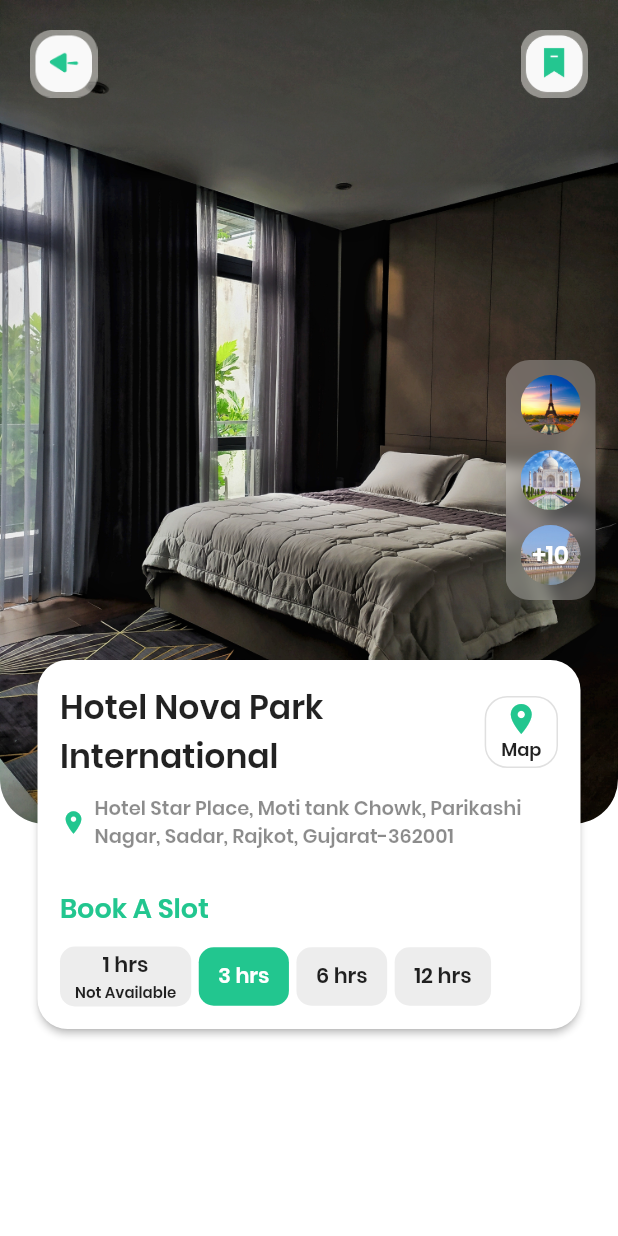
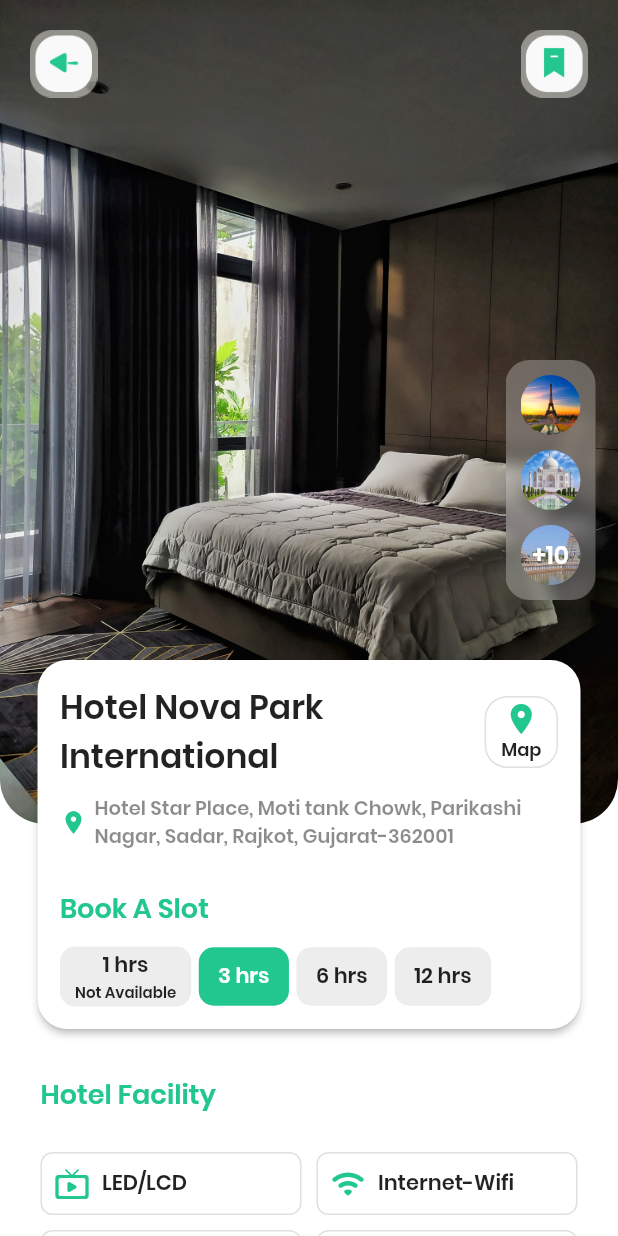
Before and after one commit to NishchayDixit/gir_hotel_booking, a Flutter app: the screen it shows after launch, on a phone screen of 412 x 824 dp. Run offline on Flutter 3.47's test engine with Material 2 defaults, Android fonts, the phone set to English and light mode, and no system bars.

Commit message:
Added hotel facility component in Hotel Details Screen

```diff
--- a/lib/hotel_details_screen.dart
+++ b/lib/hotel_details_screen.dart
@@ -12,7 +12,8 @@ class HotelDetailsScreen extends StatelessWidget {
       child: SafeArea(
         child: Scaffold(
           backgroundColor: Colors.transparent,
-          body: Column(
+          body: SingleChildScrollView(
+            child: Column(
               children: <Widget>[
                 Stack(
                   children: <Widget>[
@@ -30,14 +31,16 @@ class HotelDetailsScreen extends StatelessWidget {
                     customImagePanel(),
                   ],
                 ),
+                hotelFacilityComponentDesign(),
               ],
+            ),
           ),
         ),
       ),
     );
   }
 
-  //region HOTELCARD DESIGN
+  //region HOTEL-CARD DESIGN
   Widget customCard() {
     return Container(
       margin: const EdgeInsets.only(top: 440.0),
@@ -168,6 +171,7 @@ class HotelDetailsScreen extends StatelessWidget {
       ),
     );
   }
+
   //endregion
 
   //region SIDEIMAGES PANEL
@@ -266,6 +270,7 @@ class HotelDetailsScreen extends StatelessWidget {
       ],
     );
   }
+
   //endregion
 
   //region SLOTBOOKINGWIDGET
@@ -304,9 +309,10 @@ class HotelDetailsScreen extends StatelessWidget {
       ),
     );
   }
+
   //endregion
 
-  //region CUSTOMAPPBAR
+  //region CUSTOM-APPBAR
   Widget customAppBar() {
     return Container(
       padding: const EdgeInsets.all(20.0),
@@ -327,5 +333,81 @@ class HotelDetailsScreen extends StatelessWidget {
       ),
     );
   }
+
   //endregion
+
+  Widget hotelFacilityComponentDesign() {
+    return Container(
+      margin: const EdgeInsets.symmetric(horizontal: 27.0, vertical: 30.0),
+      child: Column(
+        crossAxisAlignment: CrossAxisAlignment.start,
+        children: <Widget>[
+          const Text(
+            'Hotel Facility',
+            style: TextStyle(
+              fontSize: 18.0,
+              color: Color.fromARGB(255, 34, 198, 143),
+            ),
+          ),
+          Container(
+            margin: const EdgeInsets.only(top: 20.0),
+            child: Row(
+              children: <Widget>[
+                Expanded(
+                  child: Column(
+                    children: <Widget>[
+                      customContainerOfFacilities(icon: Icons.live_tv_rounded, color: const Color.fromARGB(255, 34, 198, 143), text: 'LED/LCD'),
+                      customContainerOfFacilities(icon: Icons.air_outlined, color: const Color.fromARGB(255, 34, 198, 143), text: 'Air Conditioner'),
+                      customContainerOfFacilities(icon: Icons.bathtub_rounded, color: const Color.fromARGB(255, 34, 198, 143), text: 'Bathroom Kit'),
+                      customContainerOfFacilities(icon: Icons.medical_services_rounded, color: const Color.fromARGB(255, 34, 198, 143), text: 'First aid kit'),
+                    ],
+                  ),
+                ),
+                const SizedBox(
+                  width: 10.0,
+                ),
+                Expanded(
+                  child: Column(
+                    children: <Widget>[
+                      customContainerOfFacilities(icon: Icons.wifi_rounded, color: const Color.fromARGB(255, 34, 198, 143), text: 'Internet-Wifi'),
+                      customContainerOfFacilities(icon: Icons.phone_in_talk, color: const Color.fromARGB(255, 34, 198, 143), text: 'Intercom'),
+                      customContainerOfFacilities(icon: Icons.back_hand_rounded, color: const Color.fromARGB(255, 34, 198, 143), text: 'Sanitization'),
+                      customContainerOfFacilities(icon: Icons.directions_car_filled_rounded, color: const Color.fromARGB(255, 34, 198, 143), text: 'Parking'),
+                    ],
+                  ),
+                ),
+              ],
+            ),
+          ),
+        ],
+      ),
+    );
   }
+
+  Widget customContainerOfFacilities({required icon, required color, required text}) {
+    return Container(
+      margin: const EdgeInsets.symmetric(vertical: 5.0),
+      padding: const EdgeInsets.all(8.0),
+      decoration: BoxDecoration(
+        border: Border.all(width: 1.0, color: Colors.black12),
+        borderRadius: const BorderRadius.all(
+          Radius.circular(8.0),
+        ),
+      ),
+      child: Row(
+        mainAxisAlignment: MainAxisAlignment.start,
+        children: <Widget>[
+          Icon(
+            icon,
+            color: color,
+            size: 24.0,
+          ),
+          const SizedBox(
+            width: 8.0,
+          ),
+          Flexible(child: Text(text)),
+        ],
+      ),
+    );
+  }
+}
```
Lines whose indentation alone changed are shown as unchanged.
